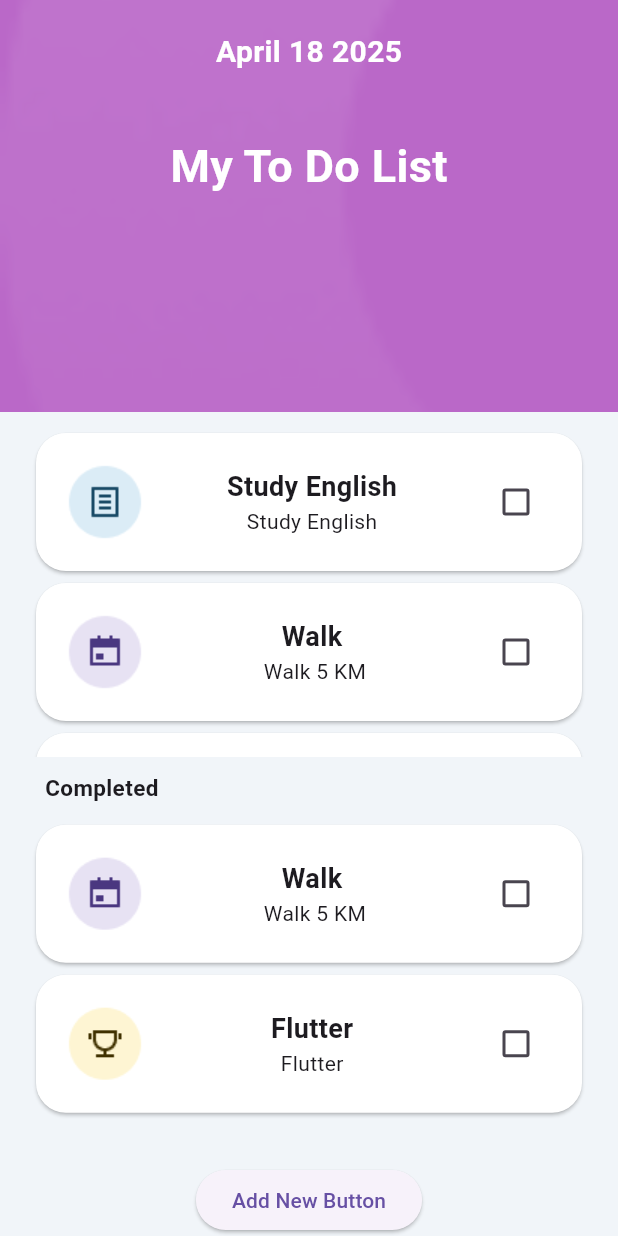
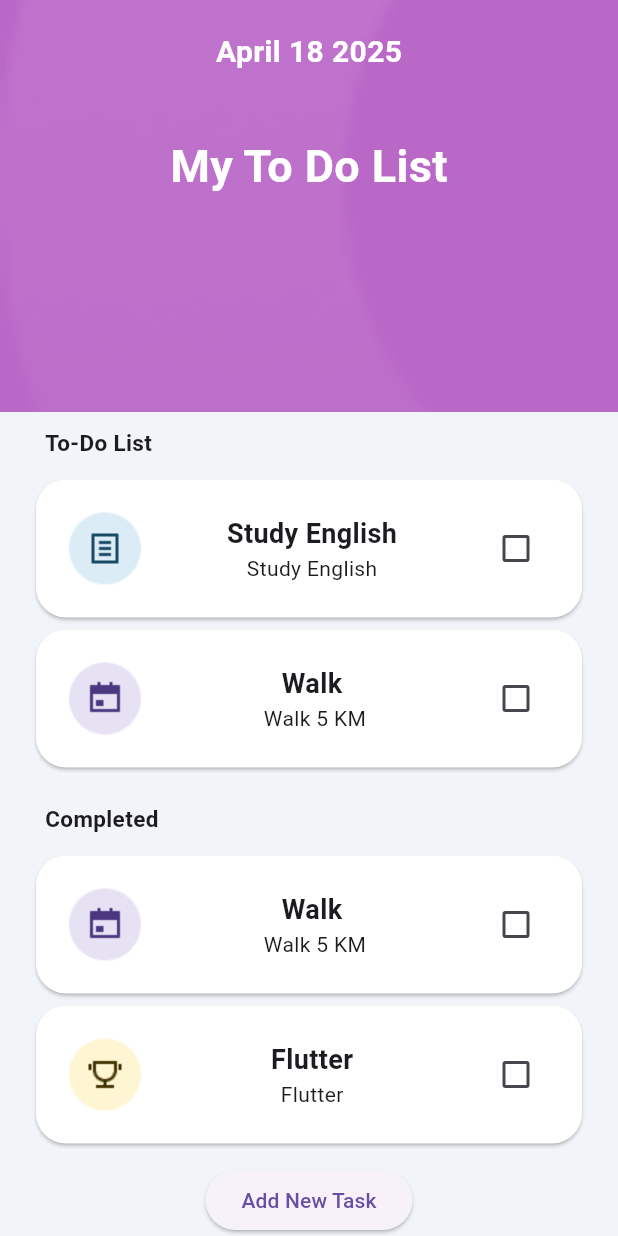
Before and after one commit to senadurgutt/todo_app, a Flutter app: the screen it shows after launch, on a phone screen of 412 x 824 dp. Run offline on Flutter 3.47's test engine with Material 3 defaults, Android fonts, the phone set to English and light mode, and no system bars; our stand-ins replace hexcolor.

Commit message:
custom widget for expanded

```diff
--- /dev/null
+++ b/lib/constans/TaskList.dart
@@ -0,0 +1,41 @@
+import 'package:flutter/material.dart';
+import 'package:todo_app/model/task.dart';
+import 'package:todo_app/todoitem.dart';
+
+class TaskList extends StatelessWidget {
+  final List<Task> tasks;
+  final String title;
+
+  const TaskList({super.key, required this.tasks, required this.title});
+
+  @override
+  Widget build(BuildContext context) {
+    return Column(
+      crossAxisAlignment: CrossAxisAlignment.start,
+      children: [
+        Padding(
+          padding: const EdgeInsets.only(left: 30, top: 10),
+          child: Text(
+            title,
+            style: const TextStyle(fontWeight: FontWeight.bold, fontSize: 15),
+          ),
+        ),
+        Expanded(
+          child: Padding(
+            padding: const EdgeInsets.fromLTRB(20, 10, 20, 10),
+            child: SingleChildScrollView(
+              child: ListView.builder(
+                shrinkWrap: true,
+                primary: false,
+                itemCount: tasks.length,
+                itemBuilder: (context, index) {
+                  return TodoItem(task: tasks[index]);
+                },
+              ),
+            ),
+          ),
+        ),
+      ],
+    );
+  }
+}
--- a/lib/main.dart
+++ b/lib/main.dart
@@ -17,8 +17,8 @@ class _MyAppState extends State<MyApp> {
   @override
   Widget build(BuildContext context) {
     return MaterialApp(
-      debugShowCheckedModeBanner: false,
-      home: HomeScreen(), // sağ üst köşeden debug yazısı kaldırıldı
+      debugShowCheckedModeBanner: false, // sağ üst köşeden debug yazısı kaldırıldı
+      home: HomeScreen(),
     );
   }
 }
--- a/lib/screens/home.dart
+++ b/lib/screens/home.dart
@@ -1,10 +1,10 @@
 import 'package:flutter/material.dart';
 import 'package:hexcolor/hexcolor.dart';
+import 'package:todo_app/constans/TaskList.dart';
 import 'package:todo_app/constans/color.dart';
 import 'package:todo_app/constans/tasktype.dart';
 import 'package:todo_app/model/task.dart';
 import 'package:todo_app/screens/add_new_task.dart';
-import 'package:todo_app/todoitem.dart';
 
 class HomeScreen extends StatefulWidget {
   const HomeScreen({super.key});
@@ -14,9 +14,6 @@ class HomeScreen extends StatefulWidget {
 }
 
 class _HomeScreenState extends State<HomeScreen> {
-  // List<String> todo = ["Study English", "Walk", "Flutter"];
-  // List<String> completed = ["Take out trash", "Housework"];
-
   List<Task> todo = [
     Task(
       type: TaskType.note,
@@ -57,101 +54,64 @@ class _HomeScreenState extends State<HomeScreen> {
   Widget build(BuildContext context) {
     double deviceHeight = MediaQuery.of(context).size.height;
     double deviceWidth = MediaQuery.of(context).size.width;
+
     return MaterialApp(
       home: SafeArea(
-        // containerın cihazlardaki en üst panele gelmemesini sağlar
         child: Scaffold(
           backgroundColor: HexColor(backgroundColor),
           body: Column(
             children: [
-              // header
+              // Header
               Container(
-                width: deviceWidth, //responsive tasarım için kullanılıyor
+                width: deviceWidth,
                 height: deviceHeight / 3,
                 decoration: BoxDecoration(
                   color: Colors.purple[300],
-                  image: DecorationImage(
+                  image: const DecorationImage(
                     image: AssetImage("lib/assets/images/Ellipse 2.png"),
-                      fit: BoxFit
-                          .cover), // imageın ekrana tam sığması için yapılıyor
+                    fit: BoxFit.cover,
+                  ),
                 ),
                 child: Column(
                   children: [
-                    Padding(
+                    const Padding(
                       padding: EdgeInsets.only(top: 20),
                       child: Text(
                         "April 18 2025",
                         style: TextStyle(
                           color: Colors.white,
                           fontSize: 20,
-                              fontWeight: FontWeight.bold),
-                        )),
-                    Padding(
+                          fontWeight: FontWeight.bold,
+                        ),
+                      ),
+                    ),
+                    const Padding(
                       padding: EdgeInsets.only(top: 40),
                       child: Text(
                         "My To Do List",
                         style: TextStyle(
                           color: Colors.white,
                           fontSize: 30,
-                            fontWeight: FontWeight.bold),
+                          fontWeight: FontWeight.bold,
+                        ),
                       ),
                     ),
                   ],
                 ),
               ),
-              // top column
-              Expanded(
-                child: Padding(
-                  padding: EdgeInsets.fromLTRB(20, 10, 20, 10),
-                  child: SingleChildScrollView(
-                    //bu childın altına koyulan tek childda sonsuz scroll yapabilriz
-                    child: ListView.builder(
-                      primary: false,
-                      shrinkWrap:
-                          true, //ListView.builderın kendine ait alanla sınırlı kalmasını sağlıyor
-                      itemCount: todo.length,
-                      itemBuilder: (context, index) {
-                        return TodoItem(task: todo[index],);
-                      },
-                    ),
-                  ),
-                ),
-              ),
-              // completed text
-              Padding(
-                padding: EdgeInsets.only(left: 30),
-                child: Align(
-                    alignment: Alignment.centerLeft,
-                    child: Text(
-                      "Completed",
-                      style:
-                          TextStyle(fontWeight: FontWeight.bold, fontSize: 15),
-                    )),
-              ),
-              // bottom column
-              Expanded(
-                child: Padding(
-                  padding: EdgeInsets.fromLTRB(20, 10, 20, 10),
-                  child: SingleChildScrollView(
-                      //bu childın altına koyulan tek childda sonsuz scroll yapabilriz
-                      child: ListView.builder(
-                    shrinkWrap: true,
-                    primary: false,
-                    itemCount: completed.length,
-                    itemBuilder: (context, index) {
-                      return TodoItem(task: completed[index]);
-                    },
-                  )),
-                ),
-              ),
+              // To-Do List
+              Expanded(child: TaskList(tasks: todo, title: "To-Do List")),
+              // Completed List
+              Expanded(child: TaskList(tasks: completed, title: "Completed")),
 
               ElevatedButton(
                 onPressed: () {
-                    Navigator.of(context).push(MaterialPageRoute(
-                      builder: (context) => AddNewTask(),
-                    ));
+                  Navigator.of(context).push(
+                    MaterialPageRoute(builder: (context) => AddNewTask()),
+                  );
                 },
-                  child: Text("Add New Button"))
+                child: const Text("Add New Task"),
+              ),
             ],
           ),
         ),
```
Lines whose indentation alone changed are shown as unchanged.
